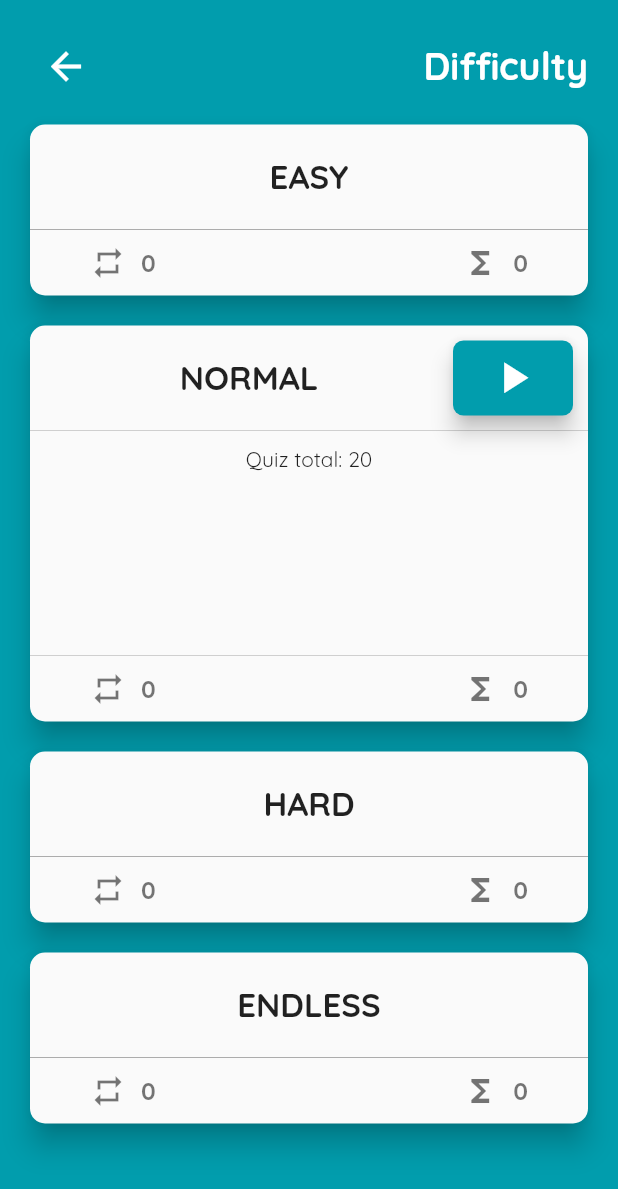
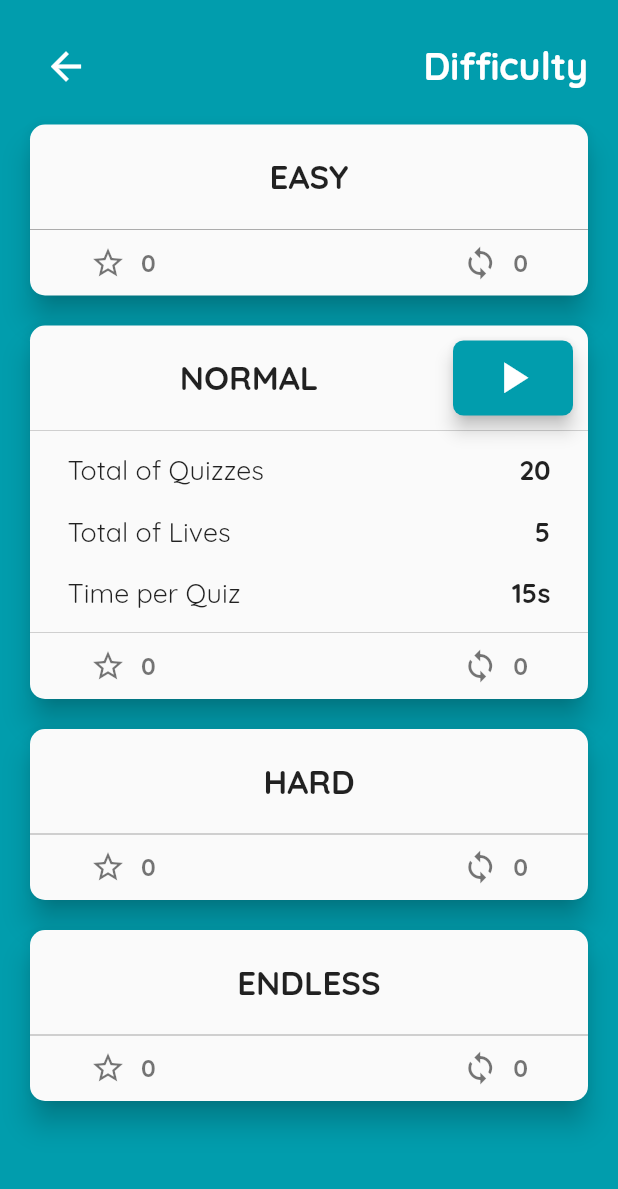
Before and after one commit to pdnminh99/flaguru, a Flutter app: the DifficultyScreen screen opened by its route, on a phone screen of 412 x 824 dp. Shown: the top 1189 px of the screen. Run offline on Flutter 3.47's test engine with Material 2 defaults, Android fonts, the phone set to English and light mode, and no system bars; our stand-ins replace audioplayers, connectivity, firebase_auth, flutter_spinkit, google_sign_in and 2 more; missing offline and left inert: dart:ffi; accounts and stored records are empty.

Commit message:
finished diff screen

```diff
--- a/lib/screens/difficulty_screen.dart
+++ b/lib/screens/difficulty_screen.dart
@@ -6,7 +6,7 @@ import 'menu_screen.dart';
 import '../widgets/diff_card_expandable.dart';
 
 class DifficultyScreen extends StatefulWidget {
-  static String routeName = '/difficulty_screen';
+  static final routeName = '/difficulty_screen';
   final Difficulty diff;
 
   DifficultyScreen({this.diff = Difficulty.NORMAL});
@@ -16,14 +16,14 @@ class DifficultyScreen extends StatefulWidget {
 }
 
 class _DifficultyScreenState extends State<DifficultyScreen> with TickerProviderStateMixin {
-  final _controllers = List<AnimationController>(4);
+  final controllers = List<AnimationController>(4);
 
   Timer timer;
 
   @override
   void initState() {
-    for (var i = 0, len = _controllers.length; i < len; i++) {
-      _controllers[i] =
+    for (var i = 0, len = controllers.length; i < len; i++) {
+      controllers[i] =
           AnimationController(duration: const Duration(milliseconds: 350), vsync: this);
     }
 
@@ -32,20 +32,20 @@ class _DifficultyScreenState extends State<DifficultyScreen> with TickerProvider
   }
 
   void setTimer() {
-    timer = Timer(
-        const Duration(milliseconds: 250), () => _controllers[getIndex(widget.diff)].forward());
+    timer =
+        Timer(const Duration(milliseconds: 300), () => controllers[widget.diff.index].forward());
   }
 
   @override
   void dispose() {
     timer?.cancel();
-    for (var controller in _controllers) controller.dispose();
+    for (var ctr in controllers) ctr.dispose();
     super.dispose();
   }
 
   void animate(int index) {
-    for (var i = 0, len = _controllers.length; i < len; i++) {
-      final ctr = _controllers[i];
+    for (var i = 0, len = controllers.length; i < len; i++) {
+      final ctr = controllers[i];
       if (i == index) {
         (ctr.value == 1) ? ctr.reverse() : ctr.forward();
       } else
@@ -65,11 +65,11 @@ class _DifficultyScreenState extends State<DifficultyScreen> with TickerProvider
             child: Column(
               children: <Widget>[
                 buildHeader(context),
-                ExpandableDiffCard(_controllers[0], diff: Difficulty.EASY, onTap: () => animate(0)),
-                ExpandableDiffCard(_controllers[1],
+                ExpandableDiffCard(controllers[0], diff: Difficulty.EASY, onTap: () => animate(0)),
+                ExpandableDiffCard(controllers[1],
                     diff: Difficulty.NORMAL, onTap: () => animate(1)),
-                ExpandableDiffCard(_controllers[2], diff: Difficulty.HARD, onTap: () => animate(2)),
-                ExpandableDiffCard(_controllers[3],
+                ExpandableDiffCard(controllers[2], diff: Difficulty.HARD, onTap: () => animate(2)),
+                ExpandableDiffCard(controllers[3],
                     diff: Difficulty.ENDLESS, onTap: () => animate(3)),
               ],
             ),
@@ -97,19 +97,4 @@ class _DifficultyScreenState extends State<DifficultyScreen> with TickerProvider
       ),
     );
   }
-
-  int getIndex(Difficulty diff) {
-    switch (diff) {
-      case Difficulty.EASY:
-        return 0;
-      case Difficulty.NORMAL:
-        return 1;
-      case Difficulty.HARD:
-        return 2;
-      case Difficulty.ENDLESS:
-        return 3;
-      default:
-        return -1;
-    }
-  }
 }
--- a/lib/widgets/diff_best_result_row.dart
+++ b/lib/widgets/diff_best_result_row.dart
@@ -40,16 +40,16 @@ class _DiffBestResultRowState extends State<DiffBestResultRow> {
         children: <Widget>[
           Row(
             children: <Widget>[
-              Icon(Icons.repeat, color: color),
+              Icon(Icons.star_border, color: color),
               const SizedBox(width: 10),
-              Text(repeat, style: style),
+              Text(score, style: style),
             ],
           ),
           Row(
             children: <Widget>[
-              Icon(Icons.functions, color: color),
+              Icon(Icons.loop, color: color),
               const SizedBox(width: 10),
-              Text(score, style: style),
+              Text(repeat, style: style),
             ],
           ),
         ],
--- a/lib/widgets/diff_card_expandable.dart
+++ b/lib/widgets/diff_card_expandable.dart
@@ -1,5 +1,3 @@
-import 'dart:math';
-
 import 'package:flutter/material.dart';
 
 import '../models/Enum.dart';
@@ -67,7 +65,7 @@ class ExpandableDiffCard extends AnimatedWidget {
       width: animation.value * 80,
       height: animation.value * 50,
       child: RaisedButton(
-        elevation: 6,
+        elevation: 5,
         color: getColor(diff),
         onPressed: () => toPlayScreen(context),
         shape: RoundedRectangleBorder(borderRadius: BorderRadius.circular(7)),
@@ -77,51 +75,86 @@ class ExpandableDiffCard extends AnimatedWidget {
   }
 
   Widget buildExpandableArea(AnimationController controller, BuildContext context) {
+    final height = getSentences(diff).length * 35.0 + 15 * 2;
+    final side = const BorderSide(color: Colors.black38, width: 0.3);
+
     return Container(
       width: double.infinity,
-      height: controller.value * 150,
+      height: controller.value * height,
       decoration: BoxDecoration(
-        border: const Border(
-          top: BorderSide(color: Colors.black38, width: 0.3),
-          bottom: BorderSide(color: Colors.black38, width: 0.3),
+        border: Border(top: side, bottom: side),
+      ),
+      child: SingleChildScrollView(
+        physics: NeverScrollableScrollPhysics(),
+        child: Container(
+          height: height,
+          padding: const EdgeInsets.symmetric(horizontal: 25, vertical: 15),
+          child: buildDiffInfoArea(context),
         ),
       ),
-      child: SingleChildScrollView(
-          child: buildDiffInfoArea(context), physics: NeverScrollableScrollPhysics()),
     );
   }
 
   Widget buildDiffInfoArea(BuildContext context) {
-    return Container(
-      constraints: BoxConstraints(maxHeight: 150),
-      padding: const EdgeInsets.all(10),
-      child: Column(
-        mainAxisAlignment: MainAxisAlignment.spaceBetween,
-        children: <Widget>[
-          Text('Quiz total: 20'),
-        ],
-      ),
+    return Column(
+      mainAxisAlignment: MainAxisAlignment.spaceBetween,
+      children: getSentenceWidget(diff),
     );
   }
 
   Color getColor(Difficulty diff) {
     switch (diff) {
       case Difficulty.EASY:
-        return Colors.green[700];
+        return Colors.green[600];
       case Difficulty.NORMAL:
         return const Color(0xff019dad);
       case Difficulty.HARD:
-        return Colors.red[700];
+        return Colors.red[600];
       case Difficulty.ENDLESS:
-        return Colors.indigo[700];
+        return Colors.indigo;
       default:
         return Colors.black;
+    }
+  }
+
+  List<Widget> getSentenceWidget(Difficulty diff) {
+    final List<Widget> list = [];
+
+    for (var sen in getSentences(diff)) {
+      var parts = sen.split('`');
+      if (parts.length == 1)
+        list.add(Text(parts[0], style: TextStyle(fontSize: 20, fontWeight: FontWeight.bold)));
+      else {
+        list.add(Row(
+          mainAxisAlignment: MainAxisAlignment.spaceBetween,
+          children: <Widget>[
+            Text(parts[0], style: TextStyle(fontSize: 18)),
+            const SizedBox(width: 10),
+            Text(parts[1], style: TextStyle(fontSize: 18, fontWeight: FontWeight.bold))
+          ],
+        ));
+      }
+    }
+
+    return list;
+  }
+
+  List<String> getSentences(Difficulty diff) {
+    switch (diff) {
+      case Difficulty.EASY:
+        return ['Total of Quizzes`20', 'Total of Lives`5', 'Time per Quiz`15s', 'Have fun!'];
+      case Difficulty.NORMAL:
+        return ['Total of Quizzes`20', 'Total of Lives`5', 'Time per Quiz`15s'];
+      case Difficulty.HARD:
+        return ['Total of Quizzes`20', 'Total of Lives`5', 'Time per Quiz`15s'];
+      case Difficulty.ENDLESS:
+        return ['Total of Quizzes`\u221E', 'Total of Lives`1', 'Time per Quiz`15s', 'Good luck!'];
+      default:
+        return [];
     }
   }
 
   void toPlayScreen(BuildContext context) {
     Navigator.of(context).pushReplacementNamed(PlayScreen.routeName, arguments: diff);
   }
-
-  List<String> getSentences() {}
 }
```
Also changed, not shown: 1 other file.
